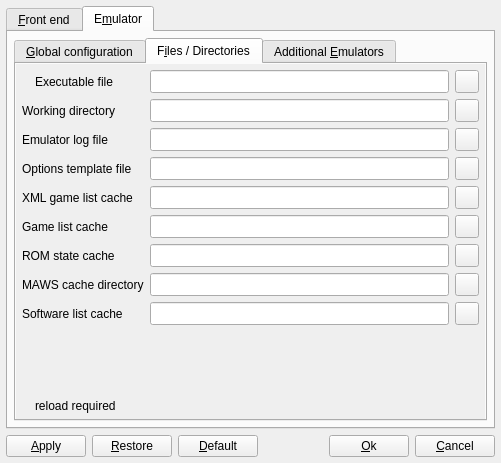
qmc2/qmc2-mame-fe, file options.ui: the form before one commit.
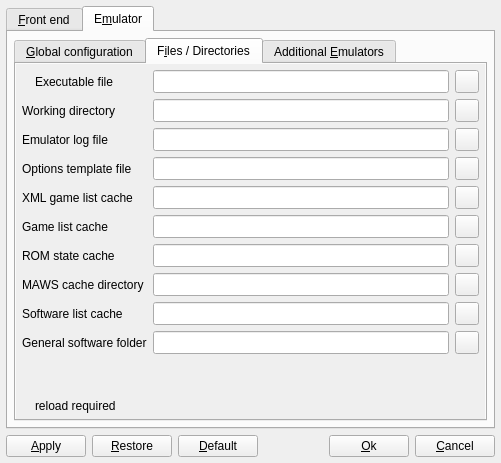
The form after the commit. The open tabs and pages were chosen to show the change. Icons and pictures are not drawn.

Commit message: new: MESS targets: added a 'general software folder' setting used as the default directory for the MESS device configurator

What changed in the file:
```diff
--- a/options.ui
+++ b/options.ui
@@ -3594,8 +3594,8 @@
                <rect>
                 <x>0</x>
                 <y>0</y>
-                <width>174</width>
-                <height>290</height>
+                <width>469</width>
+                <height>360</height>
                </rect>
               </property>
               <layout class="QGridLayout" name="gridLayout_8">
@@ -3846,20 +3846,20 @@
                    </property>
                   </widget>
                  </item>
-                 <item row="9" column="0" colspan="3">
-                  <spacer name="spacer11">
-                   <property name="orientation">
-                    <enum>Qt::Vertical</enum>
-                   </property>
-                   <property name="sizeHint" stdset="0">
-                    <size>
-                     <width>20</width>
-                     <height>20</height>
-                    </size>
-                   </property>
-                  </spacer>
-                 </item>
                  <item row="10" column="0" colspan="3">
+                  <spacer name="spacer11">
+                   <property name="orientation">
+                    <enum>Qt::Vertical</enum>
+                   </property>
+                   <property name="sizeHint" stdset="0">
+                    <size>
+                     <width>20</width>
+                     <height>20</height>
+                    </size>
+                   </property>
+                  </spacer>
+                 </item>
+                 <item row="11" column="0" colspan="3">
                   <layout class="QHBoxLayout" name="layout17">
                    <item>
                     <widget class="QLabel" name="labelLegend4Pic">
@@ -4009,6 +4009,43 @@
                    </property>
                   </widget>
                  </item>
+                 <item row="9" column="0">
+                  <widget class="QLabel" name="labelGeneralSoftwareFolder">
+                   <property name="text">
+                    <string>General software folder</string>
+                   </property>
+                  </widget>
+                 </item>
+                 <item row="9" column="1">
+                  <widget class="QLineEdit" name="lineEditGeneralSoftwareFolder">
+                   <property name="sizePolicy">
+                    <sizepolicy hsizetype="Expanding" vsizetype="Minimum">
+                     <horstretch>0</horstretch>
+                     <verstretch>0</verstretch>
+                    </sizepolicy>
+                   </property>
+                   <property name="toolTip">
+                    <string>Directory used as the default software folder for the MESS device configurator</string>
+                   </property>
+                  </widget>
+                 </item>
+                 <item row="9" column="2">
+                  <widget class="QToolButton" name="toolButtonBrowseGeneralSoftwareFolder">
+                   <property name="sizePolicy">
+                    <sizepolicy hsizetype="Fixed" vsizetype="Minimum">
+                     <horstretch>0</horstretch>
+                     <verstretch>0</verstretch>
+                    </sizepolicy>
+                   </property>
+                   <property name="toolTip">
+                    <string>Browse general software folder</string>
+                   </property>
+                   <property name="icon">
+                    <iconset resource="qmc2.qrc">
+                     <normaloff>:/data/img/fileopen.png</normaloff>:/data/img/fileopen.png</iconset>
+                   </property>
+                  </widget>
+                 </item>
                 </layout>
                </item>
               </layout>
```
Left out of the diff: 10 changed lines with no effect on the pictures. The commit also changes 13 other files.
